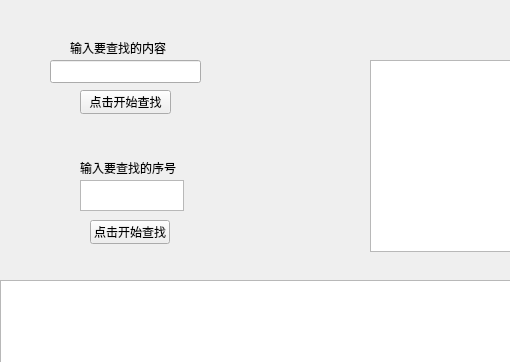
This is searchwindow.ui in wind2018-wy/USTB_QTwork_HPsearch as Qt 5 draws it before an edit; both pictures show x 0 to 510 and y 0 to 362 of the 795 by 692 pixel window. The edited form follows.
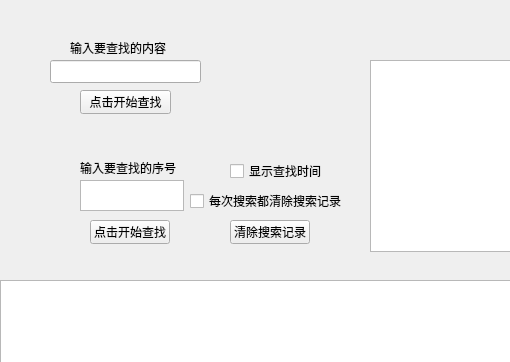
This is the edited form.

Commit message: 增加了显示时间和清空的功能

```diff
--- a/searchwindow.ui
+++ b/searchwindow.ui
@@ -105,6 +105,45 @@
     <string>输入要查找的序号</string>
    </property>
   </widget>
+  <widget class="QCheckBox" name="timeCheck">
+   <property name="geometry">
+    <rect>
+     <x>230</x>
+     <y>160</y>
+     <width>101</width>
+     <height>22</height>
+    </rect>
+   </property>
+   <property name="text">
+    <string>显示查找时间</string>
+   </property>
+  </widget>
+  <widget class="QCheckBox" name="clearCheck">
+   <property name="geometry">
+    <rect>
+     <x>190</x>
+     <y>190</y>
+     <width>161</width>
+     <height>22</height>
+    </rect>
+   </property>
+   <property name="text">
+    <string>每次搜索都清除搜索记录</string>
+   </property>
+  </widget>
+  <widget class="QPushButton" name="Butt_clear">
+   <property name="geometry">
+    <rect>
+     <x>230</x>
+     <y>220</y>
+     <width>80</width>
+     <height>24</height>
+    </rect>
+   </property>
+   <property name="text">
+    <string>清除搜索记录</string>
+   </property>
+  </widget>
  </widget>
  <resources/>
  <connections/>
```
The commit also changes 2 other files.
